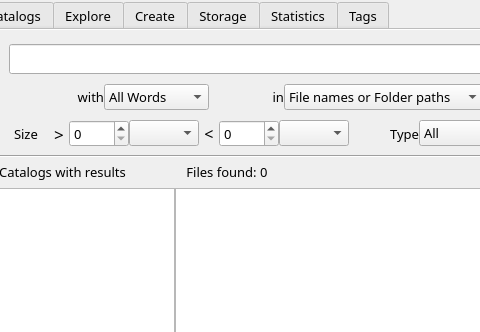
The window that mainwindow.ui (StephaneCouturier/Katalog) describes before a commit, drawn with Qt 5; both pictures show x 298 to 778 and y 0 to 332 of the 1533 by 774 pixel window.
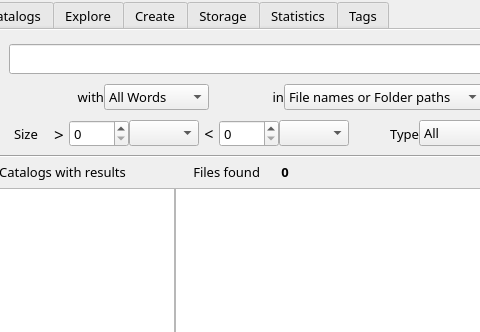
The same window after the commit. The open tabs and pages were chosen to show the change. Icons and pictures are not drawn. Custom widgets are drawn as their Qt base class.

What changed in the file:
```diff
--- a/mainwindow.ui
+++ b/mainwindow.ui
@@ -1183,7 +1183,7 @@
                  </font>
                 </property>
                 <property name="text">
-                 <string>Files found: </string>
+                 <string>Files found</string>
                 </property>
                 <property name="alignment">
                  <set>Qt::AlignRight|Qt::AlignTrailing|Qt::AlignVCenter</set>
@@ -1195,15 +1195,26 @@
               </item>
               <item>
                <widget class="QLabel" name="Search_label_NumberResults">
+                <property name="minimumSize">
+                 <size>
+                  <width>50</width>
+                  <height>0</height>
+                 </size>
+                </property>
                 <property name="font">
                  <font>
                   <family>Noto Sans</family>
                   <pointsize>10</pointsize>
+                  <weight>75</weight>
+                  <bold>true</bold>
                  </font>
                 </property>
                 <property name="text">
                  <string>0</string>
                 </property>
+                <property name="alignment">
+                 <set>Qt::AlignCenter</set>
+                </property>
                </widget>
               </item>
               <item>
```
Left out of the diff: 24 changed lines with no effect on the pictures.
